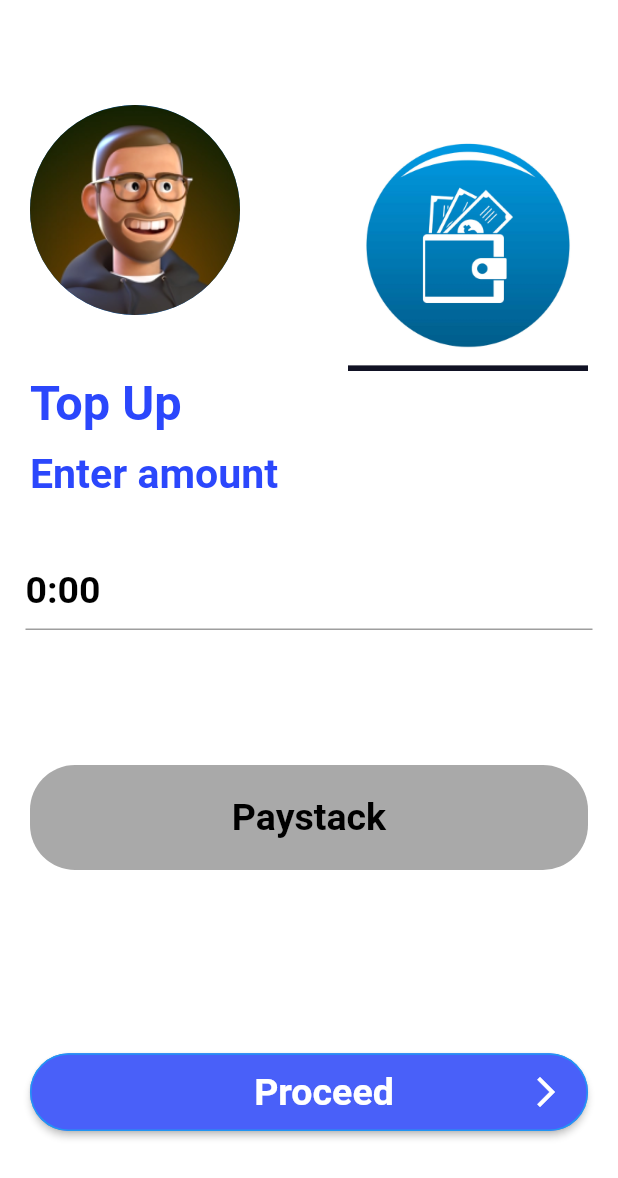
After one commit to Teewhydot/one_go_appp, a Flutter app: the TopUpStepTwo screen opened by its route, on a phone screen of 412 x 824 dp. The commit adds this screen. Shown: the top 1178 px of the screen. Run offline on Flutter 3.47's test engine with Material 2 defaults, Android fonts, the light colour scheme and no system bars; our stand-ins replace date_time_picker, dropdown_button2, figma_squircle, flutter_screenutil, form_field_validator, google_maps_flutter and 3 more.

Commit message:
More updates and optimizations

```diff
--- a/lib/main.dart
+++ b/lib/main.dart
@@ -16,6 +16,7 @@
 import 'package:one_go_app/views/sign_up_page.dart';
 import 'package:one_go_app/views/terminals_page.dart';
 import 'package:one_go_app/views/top_up_page.dart';
+import 'package:one_go_app/views/top_up_step_two.dart';
 import 'package:one_go_app/views/welcome_page.dart';
 
 void main() {
@@ -33,7 +34,7 @@
       designSize: const Size(375, 812),
       builder: (_) => MaterialApp(
         debugShowCheckedModeBanner: false,
-        initialRoute: TopUpPage.id,
+        initialRoute: Home.id,
         routes: {
           WelcomePage.id: (context) => const WelcomePage(),
           SignInPage.id: (context) => const SignInPage(),
@@ -50,6 +51,7 @@
           ForgotPasswordPage.id: (context) => const ForgotPasswordPage(),
           PhoneVerificationScreen.id: (context) =>
               const PhoneVerificationScreen(),
+          TopUpStepTwo.id: (context) => const TopUpStepTwo(),
           TopUpPage.id: (context) => const TopUpPage(),
           ChangeE_WalletPinPage.id: (context) => const ChangeE_WalletPinPage(),
           History.id: (context) => const History(),
--- a/lib/views/drawer/drawer_screen.dart
+++ b/lib/views/drawer/drawer_screen.dart
@@ -6,8 +6,11 @@
 import 'package:one_go_app/custom_widgets/constants.dart';
 import 'package:one_go_app/custom_widgets/reusable_button.dart';
 import 'package:one_go_app/generated/assets.dart';
+import 'package:one_go_app/views/change_password_screen.dart';
+import 'package:one_go_app/views/history.dart';
 import 'package:one_go_app/views/no_shuttle.dart';
 import 'package:one_go_app/views/ride_tracking_page.dart';
+import 'package:one_go_app/views/top_up_page.dart';
 
 class DrawerScreen extends StatelessWidget {
   static const String id = 'DrawerScreen';
@@ -74,15 +77,21 @@
                 DrawerItem(
                     image: Image.asset(Assets.figmaPngsEmail),
                     text: 'Transactions',
-                    onTap: () {}),
+                    onTap: () {
+                      nav.popAndPushNamed(History.id);
+                    }),
                 DrawerItem(
                     image: Image.asset(Assets.figmaPngsEmail),
                     text: 'Top up',
-                    onTap: () {}),
+                    onTap: () {
+                      nav.popAndPushNamed(TopUpPage.id);
+                    }),
                 DrawerItem(
                     image: Image.asset(Assets.figmaPngsEmail),
                     text: 'Change password',
-                    onTap: () {}),
+                    onTap: () {
+                      nav.popAndPushNamed(ChangePasswordScreen.id);
+                    }),
                 DrawerItem(
                     image: Image.asset(Assets.figmaPngsEmail),
                     text: 'Change E-wallet pin',
@@ -90,16 +99,14 @@
                 DrawerItem(
                     image: Image.asset(Assets.figmaPngsEmail),
                     text: 'Google Maps',
-                    onTap: () async {
-                      await Navigator.pushNamed(context, RideTrackingPage.id);
-                      nav.pop();
+                    onTap: () {
+                      nav.popAndPushNamed(RideTrackingPage.id);
                     }),
                 DrawerItem(
                     image: Image.asset(Assets.figmaPngsEmail),
                     text: 'No available shuttle',
-                    onTap: () async {
-                      await Navigator.pushNamed(context, NoShuttleScreen.id);
-                      nav.pop();
+                    onTap: () {
+                      nav.popAndPushNamed(NoShuttleScreen.id);
                     }),
               ],
             ),
--- a/lib/views/home.dart
+++ b/lib/views/home.dart
@@ -34,6 +34,17 @@
   Widget build(BuildContext context) {
     return Scaffold(
       appBar: AppBar(
+        leading: Builder(
+          builder: (BuildContext context) {
+            return IconButton(
+              icon: const Icon(Icons.menu, color: Colors.transparent),
+              onPressed: () {
+                Scaffold.of(context).openDrawer();
+              },
+              tooltip: MaterialLocalizations.of(context).openAppDrawerTooltip,
+            );
+          },
+        ),
         elevation: 0,
         toolbarHeight: 60,
         backgroundColor: whiteColor,
@@ -58,7 +69,7 @@
         child: ListView(
           children: [
             Padding(
-              padding: const EdgeInsets.all(15.0),
+              padding: EdgeInsets.all(15.0.r),
               child: Column(
                 children: [
                   const Align(
@@ -88,7 +99,7 @@
                     alignment: Alignment.bottomLeft,
                     child: Text(
                       'Hello Mr. John Doe',
-                      style: boldBlueStyle.copyWith(fontSize: 40),
+                      style: boldBlueStyle.copyWith(fontSize: 27.sp),
                     ),
                   ),
                   addVerticalSpacing(5),
@@ -96,7 +107,7 @@
                     alignment: Alignment.bottomLeft,
                     child: Text(
                       'Lets book you up',
-                      style: boldBlueStyle.copyWith(fontSize: 40),
+                      style: boldBlueStyle.copyWith(fontSize: 27.sp),
                     ),
                   ),
                   addVerticalSpacing(20),
--- a/lib/views/top_up_page.dart
+++ b/lib/views/top_up_page.dart
@@ -3,6 +3,8 @@
 import 'package:one_go_app/custom_widgets/constants.dart';
 import 'package:one_go_app/custom_widgets/reusable_button.dart';
 import 'package:one_go_app/generated/assets.dart';
+
+enum Platform { Paystack, Flutterwave }
 
 class TopUpPage extends StatelessWidget {
   static const String id = 'Top up page';
--- /dev/null
+++ b/lib/views/top_up_step_two.dart
@@ -0,0 +1,153 @@
+import 'package:flutter/material.dart';
+import 'package:flutter_screenutil/flutter_screenutil.dart';
+import 'package:one_go_app/custom_widgets/constants.dart';
+import 'package:one_go_app/custom_widgets/reusable_button.dart';
+import 'package:one_go_app/generated/assets.dart';
+
+class TopUpStepTwo extends StatefulWidget {
+  static const String id = 'Top up step two';
+  const TopUpStepTwo({Key? key}) : super(key: key);
+
+  @override
+  State<TopUpStepTwo> createState() => _TopUpStepTwoState();
+}
+
+class _TopUpStepTwoState extends State<TopUpStepTwo> {
+  final TextEditingController _phoneNumberController = TextEditingController();
+  int selectedPlatform = 0;
+  @override
+  Widget build(BuildContext context) {
+    return Scaffold(
+      resizeToAvoidBottomInset: false,
+      backgroundColor: whiteColor,
+      body: SafeArea(
+        child: Stack(
+          children: [
+            const Positioned(
+              top: 70,
+              left: 20,
+              child: CircleAvatar(
+                radius: 70,
+                backgroundImage: AssetImage(Assets.figmaPngsProfilePhoto),
+              ),
+            ),
+            Positioned(
+                top: 90,
+                right: 20,
+                child: Image.asset(
+                  Assets.figmaPngsBlueWallet,
+                  height: 160,
+                  width: 160,
+                )),
+            Positioned(
+                top: 250,
+                left: 20,
+                child: Text(
+                  'Top Up',
+                  style: boldBlueStyle.copyWith(fontSize: 32.sp),
+                )),
+            Positioned(
+                top: 300,
+                left: 20,
+                child: Text(
+                  'Enter amount',
+                  style: boldBlueStyle.copyWith(fontSize: 27.sp),
+                )),
+            Positioned(
+              top: 350,
+              left: 0,
+              right: 0,
+              child: Padding(
+                padding: const EdgeInsets.all(17.0),
+                child: TextFormField(
+                  controller: _phoneNumberController,
+                  cursorColor: Colors.black,
+                  keyboardType: TextInputType.number,
+                  obscureText: false,
+                  style: boldBlackStyle,
+                  decoration: const InputDecoration(
+                    hintText: '0:00',
+                    hintStyle: boldBlackStyle,
+                  ),
+
+                  // decoration: InputDecoration(
+                  //   filled: true,
+                  //   fillColor: textFieldFillColor,
+                  //   focusColor: Colors.white,
+                  //   focusedBorder: OutlineInputBorder(
+                  //     borderRadius: BorderRadius.circular(25.r),
+                  //   ),
+                  //   border: OutlineInputBorder(
+                  //     borderSide:
+                  //         const BorderSide(width: 0, style: BorderStyle.none),
+                  //     borderRadius: BorderRadius.circular(25.r),
+                  //   ),
+                  //   hintText: '0:00',
+                  //   contentPadding: EdgeInsets.symmetric(
+                  //       vertical: 10.0.h, horizontal: 20.0.w),
+                  // ),
+                ),
+              ),
+            ),
+            // paystack or flutter wave
+            selectedPlatform == 0
+                ? Positioned(
+                    top: 500,
+                    left: 0,
+                    right: 0,
+                    child: Padding(
+                      padding: const EdgeInsets.only(
+                          left: 20, right: 20, top: 10, bottom: 10),
+                      child: Container(
+                        height: 70,
+                        width: 150,
+                        decoration: const BoxDecoration(
+                            color: greyColor, borderRadius: borderRadius30All),
+                        child: const Center(
+                          child: Text(
+                            'Paystack',
+                            style: boldBlackStyle,
+                          ),
+                        ),
+                      ),
+                    ))
+                : Positioned(
+                    top: 500.h,
+                    left: 0.w,
+                    right: 0.w,
+                    child: Padding(
+                      padding: const EdgeInsets.only(
+                          left: 20, right: 20, top: 10, bottom: 10),
+                      child: Container(
+                        height: 70,
+                        width: 150,
+                        decoration: const BoxDecoration(
+                            color: greyColor, borderRadius: borderRadius30All),
+                        child: const Center(
+                          child: Text(
+                            'Flutterwave',
+                            style: boldBlackStyle,
+                          ),
+                        ),
+                      ),
+                    )),
+            Positioned(
+                bottom: 50,
+                left: 0,
+                right: 0,
+                child: Padding(
+                  padding: const EdgeInsets.all(20.0),
+                  child: ReusableButton(
+                      const Text(
+                        'Proceed',
+                        style: boldWhiteStyle,
+                      ),
+                      () {},
+                      blueColor),
+                ))
+          ],
+        ),
+      ),
+    );
+  }
+}
--- a/pubspec.yaml
+++ b/pubspec.yaml
@@ -29,8 +29,6 @@
   google_maps_flutter: ^2.2.2
   location: ^4.4.0
   figma_squircle: ^0.5.3
-  syncfusion_flutter_datepicker: ^20.4.41
-  calendar_date_picker2: ^0.3.5
   date_time_picker: ^2.1.0
 
 dev_dependencies:
```
Also changed, not shown: pubspec.lock.
